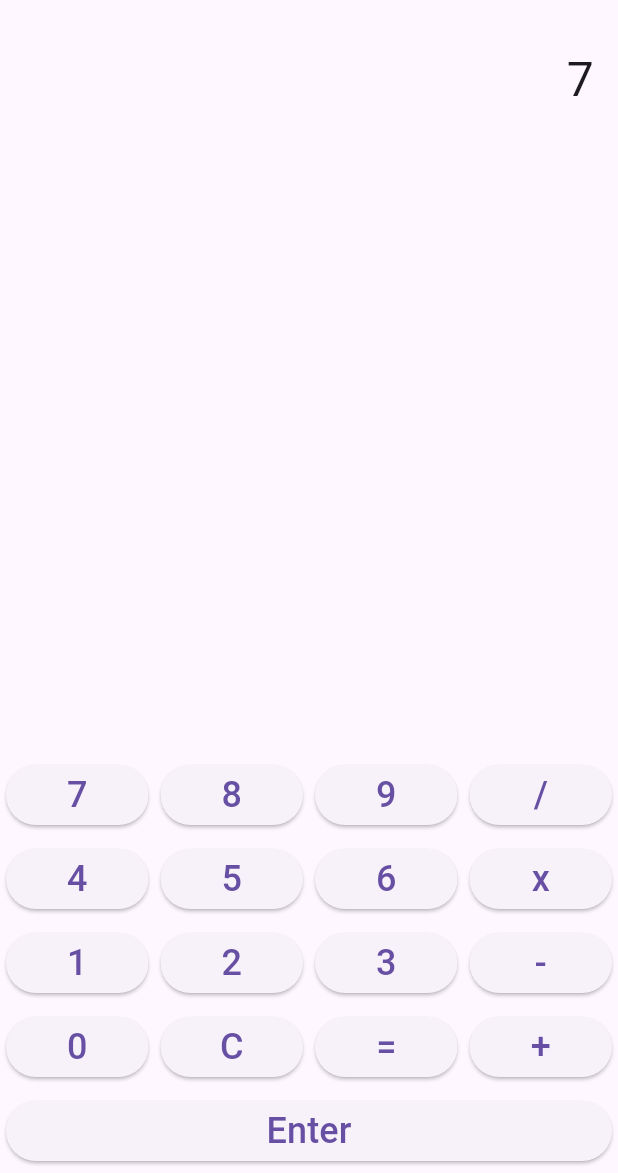
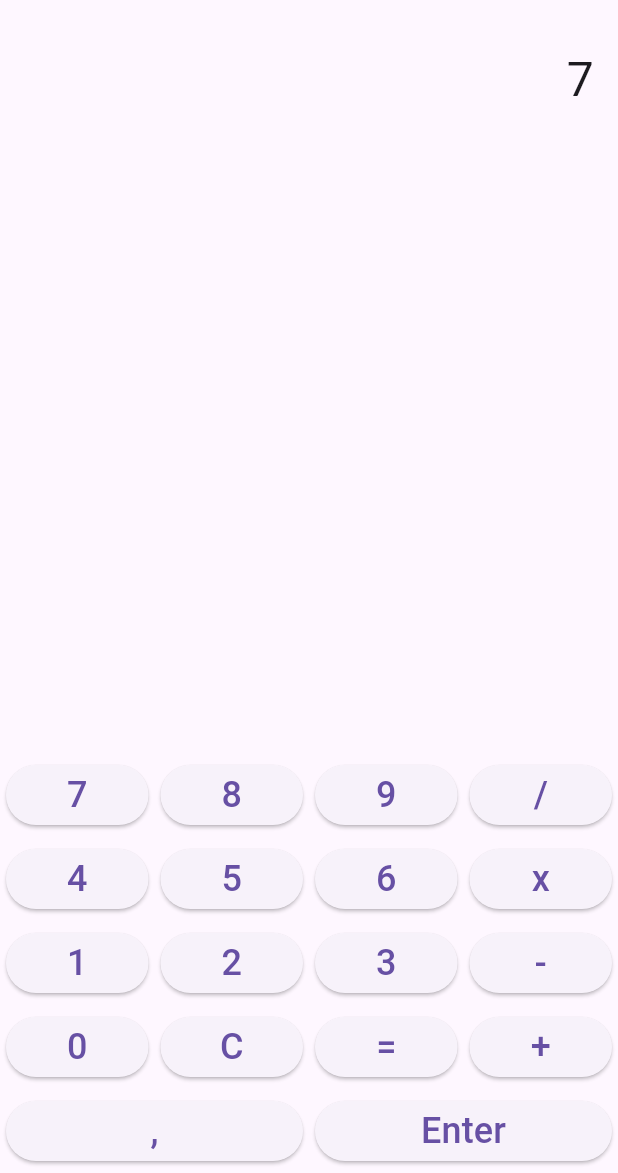
Before and after one commit to ELCoche187/rpn_calculator, a Flutter app: the screen it shows after launch, after a tap on an icon or button, on a phone screen of 412 x 824 dp, the part 63-1236 px from its top. Run offline on Flutter 3.47's test engine with Material 3 defaults, Android fonts, the phone set to English and light mode, and no system bars.

Commit message:
button added for coma and works

```diff
--- a/lib/main.dart
+++ b/lib/main.dart
@@ -47,10 +47,8 @@
       if (calculator.stack.length >= 2) {
         setOperation(buttonText);
       }
-    } else if (buttonText == '.') {
-      if (!currentNumber.contains('.')) {
+    } else if (buttonText == '.' || buttonText == ',') {
       appendNumber(buttonText);
-      }
     } else if (buttonText == 'Enter') {
       if (currentNumber.isNotEmpty) {
         enterPressed();
@@ -59,6 +57,7 @@
       appendNumber(buttonText);
     }
   }
+
 
 
 
@@ -138,8 +137,10 @@
 
   void appendNumber(String number) {
     setState(() {
-      if (currentNumber == '0') {
-        currentNumber = number;
+      if (number == '.' || number == ',') {
+        if (!currentNumber.contains('.') && !currentNumber.contains(',')) {
+          currentNumber += '.';
+        }
       } else {
         currentNumber += number;
       }
@@ -265,6 +266,10 @@
         mainAxisAlignment: MainAxisAlignment.center,
         children: [
           CalculatorButton(
+            text: ',',
+            onPressed: () => onButtonPressed(','),
+          ),
+          CalculatorButton(
             text: 'Enter',
             onPressed: () => onButtonPressed('Enter'),
           ),
```
Lines whose indentation alone changed are shown as unchanged.
